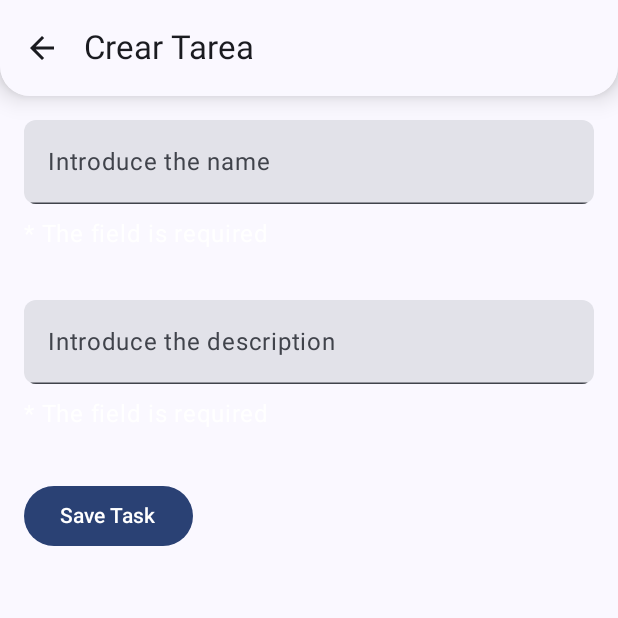
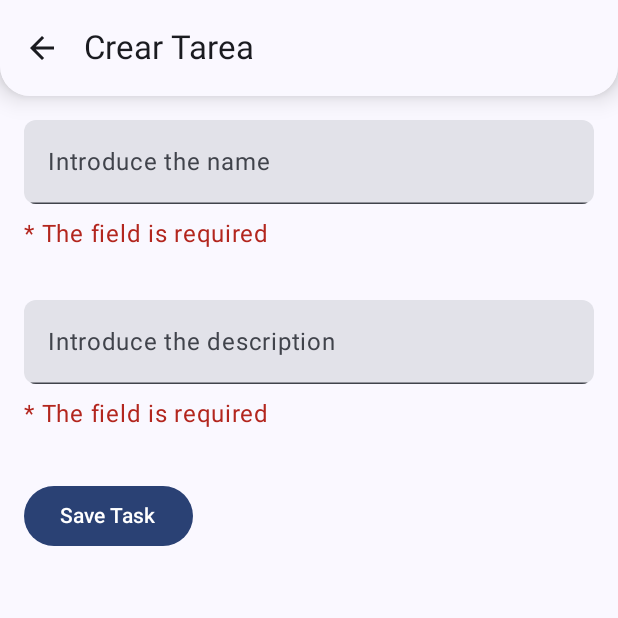
Before and after one commit to AleksanderProkhorenkoDEV/Android-Kotlin, an Android app built with Jetpack Compose: the CreateTaskScreen screen opened through its navigation route, after a tap on "Save Task", on a phone screen of 412 x 824 dp, the top half of it. Run offline under Robolectric (Android 15) with nearby library versions, the phone set to English and light mode, and no system bars.

Commit message:
feat: change the color on error text

```diff
--- a/apps/Firstmovileapp/app/src/main/java/com/example/first_movile_app/ui/components/inputs/TextFieldCustom.kt
+++ b/apps/Firstmovileapp/app/src/main/java/com/example/first_movile_app/ui/components/inputs/TextFieldCustom.kt
@@ -35,7 +35,7 @@ fun TextFieldCustom(
         errorList?.forEach {
             Text(
                 text = getMessage(it),
-                color = MaterialTheme.colorScheme.onError,
+                color = MaterialTheme.colorScheme.error,
                 modifier = Modifier.padding(vertical = 8.dp)
             )
         }
```
